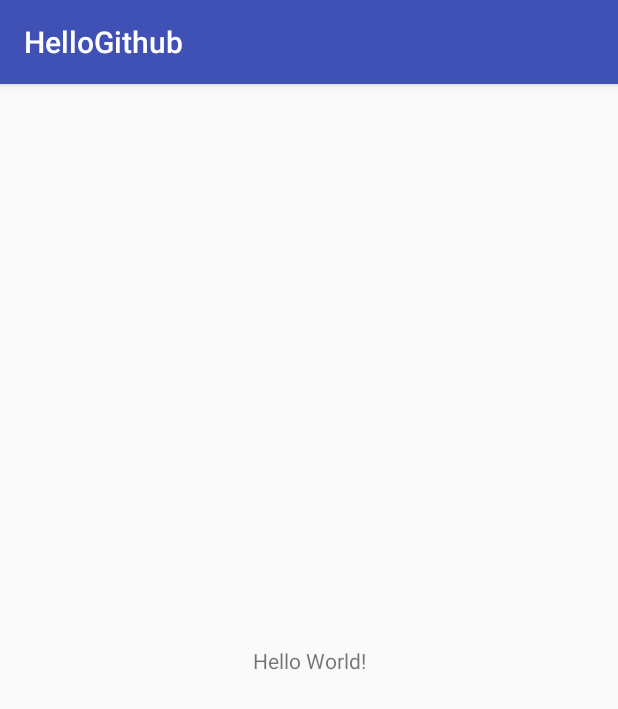
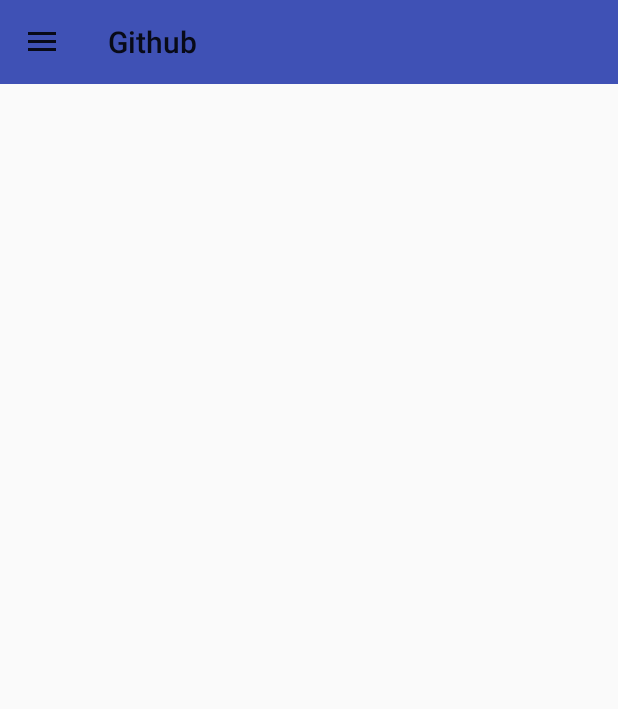
Before and after one commit to MeDeity/HelloGithub, an Android app: the screen it shows after launch (MainActivity), on a phone screen of 412 x 824 dp. Shown: the top 709 px of the screen. Run offline under Robolectric (Android 15) with nearby library versions, the phone set to English and light mode, and no system bars; our stand-ins replace ButterKnife.

Commit message:
(+) 简单的侧滑菜单实现

```diff
--- a/app/build.gradle
+++ b/app/build.gradle
@@ -25,4 +25,7 @@ dependencies {
     testImplementation 'junit:junit:4.12'
     androidTestImplementation 'com.android.support.test:runner:1.0.1'
     androidTestImplementation 'com.android.support.test.espresso:espresso-core:3.0.1'
+
+    implementation 'com.jakewharton:butterknife:8.8.1'
+    annotationProcessor 'com.jakewharton:butterknife-compiler:8.8.1'
 }
--- a/app/src/main/java/com/deity/github/MainActivity.java
+++ b/app/src/main/java/com/deity/github/MainActivity.java
@@ -1,13 +1,60 @@
 package com.deity.github;
 
+import android.support.v4.widget.DrawerLayout;
+import android.support.v7.app.ActionBarDrawerToggle;
 import android.support.v7.app.AppCompatActivity;
 import android.os.Bundle;
+import android.support.v7.widget.Toolbar;
+import android.view.Gravity;
+import android.view.MenuItem;
+import android.view.View;
+import android.widget.ArrayAdapter;
+import android.widget.ListView;
+
+import butterknife.BindView;
+import butterknife.ButterKnife;
 
 public class MainActivity extends AppCompatActivity {
+    @BindView(R.id.tl_custom)
+    protected Toolbar toolbar;
+    private ActionBarDrawerToggle mDrawerToggle;
+    @BindView(R.id.dl_left)
+    protected DrawerLayout mDrawerLayout;
+    @BindView(R.id.lv_left_menu)
+    protected ListView lvLeftMenu;
+    private ArrayAdapter arrayAdapter;
+    private String[] lvs = {"List Item 01", "List Item 02", "List Item 03", "List Item 04"};
 
     @Override
     protected void onCreate(Bundle savedInstanceState) {
         super.onCreate(savedInstanceState);
         setContentView(R.layout.activity_main);
+        ButterKnife.bind(this);
+        initToolbar();
+    }
+
+    private void initToolbar(){
+        toolbar.setTitle("Github");
+        setSupportActionBar(toolbar);
+        getSupportActionBar().setHomeButtonEnabled(true); //设置返回键可用
+        getSupportActionBar().setDisplayHomeAsUpEnabled(true);
+        mDrawerToggle = new ActionBarDrawerToggle(MainActivity.this,mDrawerLayout,R.string.draw_open,R.string.draw_close);
+        mDrawerToggle.setDrawerIndicatorEnabled(true);//状态标志
+        mDrawerToggle.syncState();
+        mDrawerLayout.addDrawerListener(mDrawerToggle);
+        //设置菜单列表
+        arrayAdapter = new ArrayAdapter(this, android.R.layout.simple_list_item_1, lvs);
+        lvLeftMenu.setAdapter(arrayAdapter);
+    }
+
+    @Override
+    public boolean onOptionsItemSelected(MenuItem item) {
+        switch (item.getItemId()){
+            case android.R.id.home://toolbar返回键处理
+                mDrawerLayout.openDrawer(Gravity.START);
+                mDrawerLayout.closeDrawer(Gravity.START);
+                return true;
+        }
+        return super.onOptionsItemSelected(item);
     }
 }
--- a/app/src/main/res/layout/activity_main.xml
+++ b/app/src/main/res/layout/activity_main.xml
@@ -1,18 +1,11 @@
-<?xml version="1.0" encoding="utf-8"?>
-<android.support.constraint.ConstraintLayout xmlns:android="http://schemas.android.com/apk/res/android"
-    xmlns:app="http://schemas.android.com/apk/res-auto"
+<LinearLayout xmlns:android="http://schemas.android.com/apk/res/android"
     xmlns:tools="http://schemas.android.com/tools"
     android:layout_width="match_parent"
     android:layout_height="match_parent"
-    tools:context="com.deity.github.MainActivity">
-
-    <TextView
-        android:layout_width="wrap_content"
-        android:layout_height="wrap_content"
-        android:text="Hello World!"
-        app:layout_constraintBottom_toBottomOf="parent"
-        app:layout_constraintLeft_toLeftOf="parent"
-        app:layout_constraintRight_toRightOf="parent"
-        app:layout_constraintTop_toTopOf="parent" />
-
-</android.support.constraint.ConstraintLayout>
+    android:orientation="vertical"
+    tools:context=".MainActivity">
+    <!--Toolbar-->
+    <include layout="@layout/custom_toolbar" />
+    <!--DrawerLayout-->
+    <include layout="@layout/custom_drawerlayout" />
+</LinearLayout>
--- /dev/null
+++ b/app/src/main/res/layout/custom_drawerlayout.xml
@@ -0,0 +1,28 @@
+<?xml version="1.0" encoding="utf-8"?>
+<android.support.v4.widget.DrawerLayout xmlns:android="http://schemas.android.com/apk/res/android"
+    android:id="@+id/dl_left"
+    android:layout_width="match_parent"
+    android:layout_height="match_parent">
+    <!--主布局-->
+    <LinearLayout
+        android:layout_width="match_parent"
+        android:layout_height="match_parent">
+        <ImageView
+            android:id="@+id/iv_main"
+            android:layout_width="100dp"
+            android:layout_height="100dp" />
+    </LinearLayout>
+    <!--侧滑菜单-->
+    <LinearLayout
+        android:layout_width="match_parent"
+        android:layout_height="match_parent"
+        android:background="#fff"
+        android:layout_gravity="start">
+        <ListView
+            android:id="@+id/lv_left_menu"
+            android:layout_width="match_parent"
+            android:layout_height="match_parent"
+            android:divider="@null"
+            android:text="DrawerLayout" />
+    </LinearLayout>
+</android.support.v4.widget.DrawerLayout>
--- /dev/null
+++ b/app/src/main/res/layout/custom_toolbar.xml
@@ -0,0 +1,11 @@
+<?xml version="1.0" encoding="utf-8"?>
+<android.support.v7.widget.Toolbar xmlns:android="http://schemas.android.com/apk/res/android"
+    xmlns:app="http://schemas.android.com/apk/res-auto"
+    android:id="@+id/tl_custom"
+    android:layout_width="match_parent"
+    android:layout_height="wrap_content"
+    android:background="?attr/colorPrimary"
+    android:minHeight="?attr/actionBarSize"
+    android:popupTheme="@style/ThemeOverlay.AppCompat.Light"
+    app:theme="@style/ThemeOverlay.AppCompat.ActionBar">
+</android.support.v7.widget.Toolbar>
--- a/app/src/main/res/values/strings.xml
+++ b/app/src/main/res/values/strings.xml
@@ -1,3 +1,5 @@
 <resources>
     <string name="app_name">HelloGithub</string>
+    <string name="draw_open">open</string>
+    <string name="draw_close">close</string>
 </resources>
--- a/app/src/main/res/values/styles.xml
+++ b/app/src/main/res/values/styles.xml
@@ -1,7 +1,7 @@
 <resources>
 
     <!-- Base application theme. -->
-    <style name="AppTheme" parent="Theme.AppCompat.Light.DarkActionBar">
+    <style name="AppTheme" parent="Theme.AppCompat.Light.NoActionBar">
         <!-- Customize your theme here. -->
         <item name="colorPrimary">@color/colorPrimary</item>
         <item name="colorPrimaryDark">@color/colorPrimaryDark</item>
```
